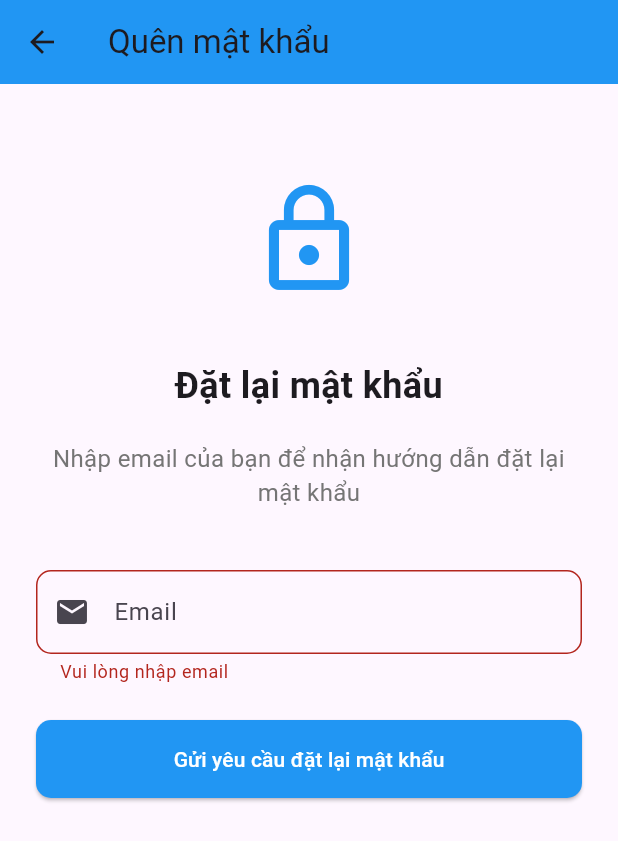
After one commit to 21dh113775/App_Ecommerce, a Flutter app: the ForgotPasswordScreen screen opened directly, after a tap on "Gửi yêu cầu đặt lại mật khẩu", on a phone screen of 412 x 824 dp. The commit adds this screen. Shown: the top 841 px of the screen. Run offline on Flutter 3.47's test engine with Material 3 defaults, Android fonts, the phone set to English and light mode, and no system bars; our stand-ins replace curved_navigation_bar, firebase_auth, firebase_core, get, google_sign_in; missing offline and left inert: day_night_switcher; accounts and stored records are empty.

Commit message:
update forgot password

```diff
--- /dev/null
+++ b/lib/Screens/forgot_password_screen.dart
@@ -0,0 +1,162 @@
+import 'package:flutter/material.dart';
+import 'package:firebase_auth/firebase_auth.dart';
+import 'package:get/get.dart';
+
+class ForgotPasswordScreen extends StatefulWidget {
+  @override
+  _ForgotPasswordScreenState createState() => _ForgotPasswordScreenState();
+}
+
+class _ForgotPasswordScreenState extends State<ForgotPasswordScreen> {
+  final TextEditingController _emailController = TextEditingController();
+  final _formKey = GlobalKey<FormState>();
+  bool _isLoading = false;
+
+  @override
+  Widget build(BuildContext context) {
+    return Scaffold(
+      appBar: AppBar(
+        title: Text('Quên mật khẩu'),
+        backgroundColor: Colors.blue,
+      ),
+      body: SafeArea(
+        child: SingleChildScrollView(
+          child: Padding(
+            padding: const EdgeInsets.all(24.0),
+            child: Form(
+              key: _formKey,
+              child: Column(
+                crossAxisAlignment: CrossAxisAlignment.stretch,
+                children: [
+                  SizedBox(height: 40),
+                  Icon(
+                    Icons.lock_outline,
+                    size: 80,
+                    color: Colors.blue,
+                  ),
+                  SizedBox(height: 40),
+                  Text(
+                    'Đặt lại mật khẩu',
+                    style: TextStyle(fontSize: 24, fontWeight: FontWeight.bold),
+                    textAlign: TextAlign.center,
+                  ),
+                  SizedBox(height: 20),
+                  Text(
+                    'Nhập email của bạn để nhận hướng dẫn đặt lại mật khẩu',
+                    style: TextStyle(fontSize: 16, color: Colors.grey[600]),
+                    textAlign: TextAlign.center,
+                  ),
+                  SizedBox(height: 40),
+                  TextFormField(
+                    controller: _emailController,
+                    decoration: InputDecoration(
+                      hintText: 'Email',
+                      prefixIcon: Icon(Icons.email),
+                      border: OutlineInputBorder(
+                        borderRadius: BorderRadius.circular(10),
+                      ),
+                      focusedBorder: OutlineInputBorder(
+                        borderRadius: BorderRadius.circular(10),
+                        borderSide: BorderSide(color: Colors.blue, width: 2),
+                      ),
+                    ),
+                    keyboardType: TextInputType.emailAddress,
+                    validator: (value) {
+                      if (value == null || value.isEmpty) {
+                        return 'Vui lòng nhập email';
+                      }
+                      if (!GetUtils.isEmail(value)) {
+                        return 'Vui lòng nhập email hợp lệ';
+                      }
+                      return null;
+                    },
+                  ),
+                  SizedBox(height: 24),
+                  ElevatedButton(
+                    onPressed: _isLoading ? null : _handleResetPassword,
+                    child: _isLoading
+                        ? CircularProgressIndicator(color: Colors.white)
+                        : Text('Gửi yêu cầu đặt lại mật khẩu'),
+                    style: ElevatedButton.styleFrom(
+                      foregroundColor: Colors.white,
+                      backgroundColor: Colors.blue,
+                      padding: EdgeInsets.symmetric(vertical: 16),
+                      shape: RoundedRectangleBorder(
+                        borderRadius: BorderRadius.circular(10),
+                      ),
+                    ),
+                  ),
+                ],
+              ),
+            ),
+          ),
+        ),
+      ),
+    );
+  }
+
+  Future<void> _handleResetPassword() async {
+    if (_formKey.currentState!.validate()) {
+      setState(() {
+        _isLoading = true;
+      });
+      try {
+        await FirebaseAuth.instance.sendPasswordResetEmail(
+          email: _emailController.text.trim(),
+        );
+        // Hiển thị thông báo thành công
+        Get.snackbar(
+          'Thành công',
+          'Đã gửi email đặt lại mật khẩu. Vui lòng kiểm tra hộp thư của bạn.',
+          snackPosition: SnackPosition.BOTTOM,
+          backgroundColor: Colors.green.withOpacity(0.1),
+          colorText: Colors.green,
+          duration: Duration(seconds: 5),
+        );
+        // Đợi 2 giây trước khi chuyển về trang đăng nhập
+        await Future.delayed(Duration(seconds: 2));
+        // Chuyển về trang đăng nhập
+        Get.offNamed('/login'); // Giả sử '/login' là route của trang đăng nhập
+      } on FirebaseAuthException catch (e) {
+        Get.snackbar(
+          'Lỗi',
+          _getErrorMessage(e),
+          snackPosition: SnackPosition.BOTTOM,
+          backgroundColor: Colors.red.withOpacity(0.1),
+          colorText: Colors.red,
+          duration: Duration(seconds: 5),
+        );
+      } catch (e) {
+        Get.snackbar(
+          'Lỗi',
+          'Đã xảy ra lỗi không xác định',
+          snackPosition: SnackPosition.BOTTOM,
+          backgroundColor: Colors.red.withOpacity(0.1),
+          colorText: Colors.red,
+          duration: Duration(seconds: 5),
+        );
+      } finally {
+        setState(() {
+          _isLoading = false;
+        });
+      }
+    }
+  }
+
+  String _getErrorMessage(FirebaseAuthException e) {
+    switch (e.code) {
+      case 'user-not-found':
+        return 'Không tìm thấy tài khoản với email này';
+      case 'invalid-email':
+        return 'Email không hợp lệ';
+      default:
+        return 'Đã xảy ra lỗi: ${e.message}';
+    }
+  }
+
+  @override
+  void dispose() {
+    _emailController.dispose();
+    super.dispose();
+  }
+}
--- a/lib/Screens/login_screen.dart
+++ b/lib/Screens/login_screen.dart
@@ -3,6 +3,7 @@ import 'package:flutter/material.dart';
 import 'package:get/get.dart';
 import '../services/auth_service.dart';
 import './register_screen.dart';
+import './forgot_password_screen.dart';
 
 class LoginScreen extends StatefulWidget {
   @override
@@ -85,6 +86,14 @@ class _LoginScreenState extends State<LoginScreen> {
                       foregroundColor: Colors.white,
                       backgroundColor: Colors.blue,
                       padding: EdgeInsets.symmetric(vertical: 16),
+                    ),
+                  ),
+                  SizedBox(height: 16),
+                  Align(
+                    alignment: Alignment.centerRight,
+                    child: TextButton(
+                      onPressed: () => Get.to(() => ForgotPasswordScreen()),
+                      child: Text('Quên mật khẩu?'),
                     ),
                   ),
                   SizedBox(height: 16),
--- a/lib/main.dart
+++ b/lib/main.dart
@@ -17,7 +17,7 @@ class MyApp extends StatelessWidget {
   Widget build(BuildContext context) {
     return GetMaterialApp(
       debugShowCheckedModeBanner: false,
-      title: 'Firebase Auth Demo',
+      title: 'Grid',
       theme: ThemeData(
         primarySwatch: Colors.blue,
         visualDensity: VisualDensity.adaptivePlatformDensity,
```
Also changed, not shown: 1 other file.
